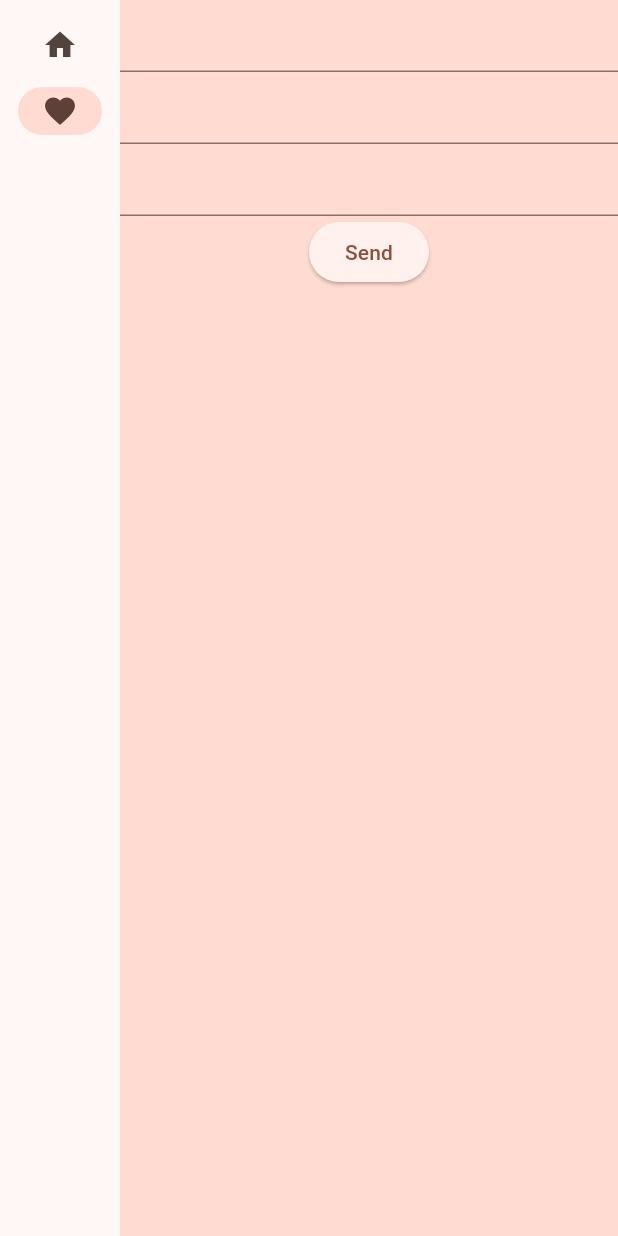
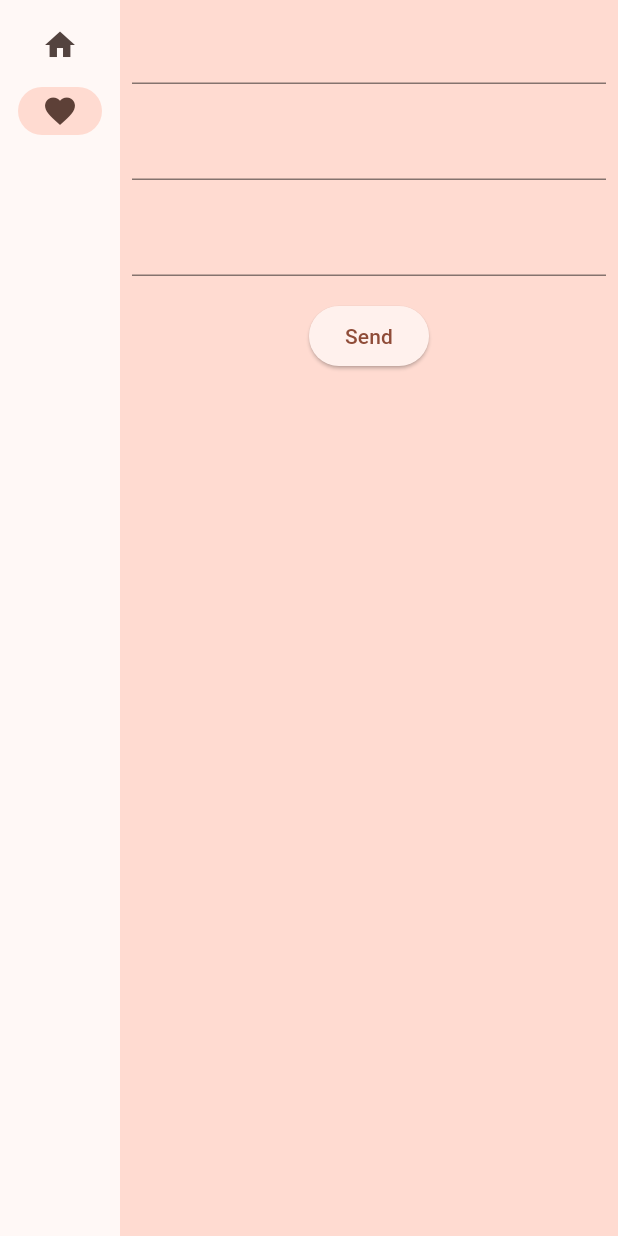
Before and after one commit to simojjuho/flutter_state_management_training, a Flutter app: the screen it shows after launch, after a tap on "Faorites", after a tap on "Send", on a phone screen of 412 x 824 dp. Run offline on Flutter 3.47's test engine with Material 3 defaults, Android fonts, the phone set to English and light mode, and no system bars; missing offline and left inert: dart:ffi.

Commit message:
Separated product addition logic outside the widget UI

```diff
--- a/lib/src/products/assets/product_form/ProductFormState.dart
+++ b/lib/src/products/assets/product_form/ProductFormState.dart
@@ -33,6 +33,15 @@ class _ProductFormState extends State<ProductForm> {
     descriptionController.clear();
   }
 
+  void addNewProduct(ProductState productState) {
+    productState.addProduct(
+      nameController.text,
+      descriptionController.text,
+      int.parse(priceController.text),
+    );
+    clear();
+  }
+
   @override
   Widget build(BuildContext context) {
     var productState = context.watch<ProductState>();
@@ -41,26 +50,33 @@ class _ProductFormState extends State<ProductForm> {
       key: _formKey,
       child: Column(
         children: [
-          TextFormField(
+          Padding(
+            padding: const EdgeInsets.all(8.0),
+            child: TextFormField(
               controller: nameController,
             ),
-          TextFormField(
+          ),
+          Padding(
+            padding: const EdgeInsets.all(8.0),
+            child: TextFormField(
               controller: priceController,
               keyboardType: TextInputType.number,
             ),
-          TextFormField(
+          ),
+          Padding(
+            padding: const EdgeInsets.all(8.0),
+            child: TextFormField(
               controller: descriptionController,
             ),
-          ElevatedButton(
+          ),
+          Padding(
+            padding: const EdgeInsets.all(8.0),
+            child: ElevatedButton(
               onPressed: () {
-              productState.addProduct(
-                nameController.text,
-                descriptionController.text,
-                int.parse(priceController.text),
-              );
-              clear();
+                addNewProduct(productState);
               },
               child: const Text("Send"),
+            ),
           )
         ],
       ),
```
Lines whose indentation alone changed are shown as unchanged.
